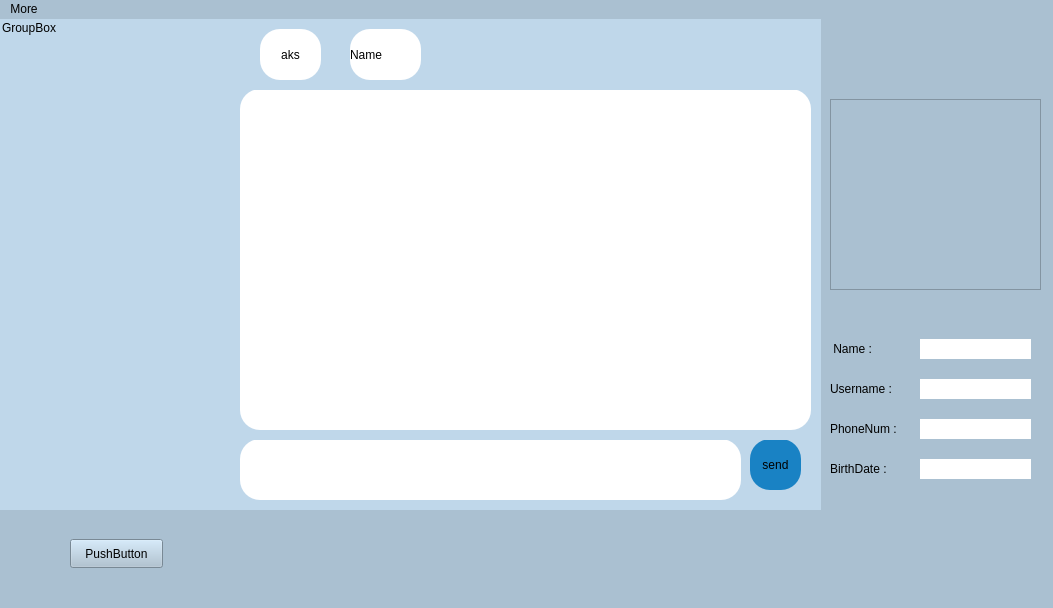
AP-projects-4001/jan-ghahve, file client/mainwindow.ui: the form before one commit.
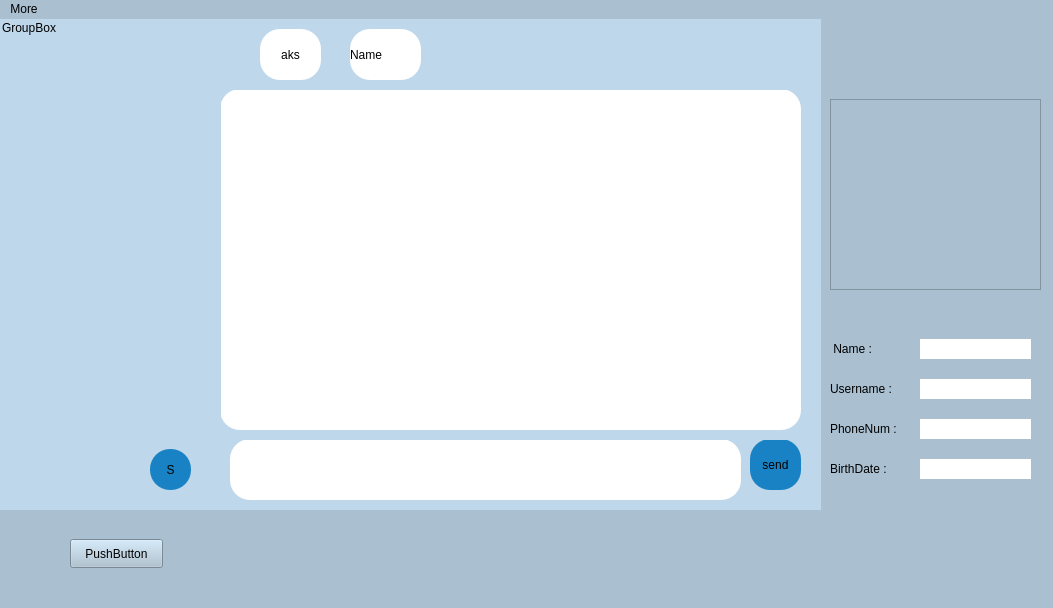
The form after the commit. Icons and pictures are not drawn.

The edit to the form file:
```diff
--- a/client/mainwindow.ui
+++ b/client/mainwindow.ui
@@ -36,9 +36,9 @@
     <widget class="QPlainTextEdit" name="plainTextEdit">
      <property name="geometry">
       <rect>
-       <x>20</x>
+       <x>10</x>
        <y>0</y>
-       <width>501</width>
+       <width>511</width>
        <height>61</height>
       </rect>
      </property>
@@ -88,9 +88,9 @@
     <widget class="QTextEdit" name="textEdit">
      <property name="geometry">
       <rect>
-       <x>20</x>
+       <x>0</x>
        <y>0</y>
-       <width>571</width>
+       <width>581</width>
        <height>341</height>
       </rect>
      </property>
@@ -172,10 +172,10 @@
     <widget class="QListWidget" name="listWidget">
      <property name="geometry">
       <rect>
-       <x>40</x>
-       <y>50</y>
-       <width>161</width>
-       <height>391</height>
+       <x>20</x>
+       <y>30</y>
+       <width>181</width>
+       <height>451</height>
       </rect>
      </property>
      <property name="styleSheet">
@@ -188,6 +188,23 @@
 }</string>
      </property>
     </widget>
+    <widget class="QPushButton" name="pushButton_3">
+     <property name="geometry">
+      <rect>
+       <x>150</x>
+       <y>430</y>
+       <width>41</width>
+       <height>41</height>
+      </rect>
+     </property>
+     <property name="styleSheet">
+      <string notr="true">background-color:rgb(25, 130, 196);
+border-radius: 20%;</string>
+     </property>
+     <property name="text">
+      <string>S</string>
+     </property>
+    </widget>
    </widget>
    <widget class="QPushButton" name="test">
     <property name="geometry">
```
